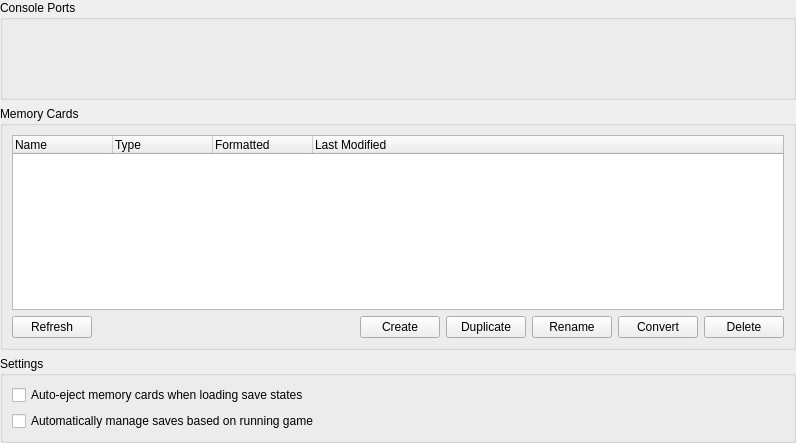
Qt form pcsx2-qt/Settings/MemoryCardSettingsWidget.ui (PCSX2/pcsx2) before a commit.
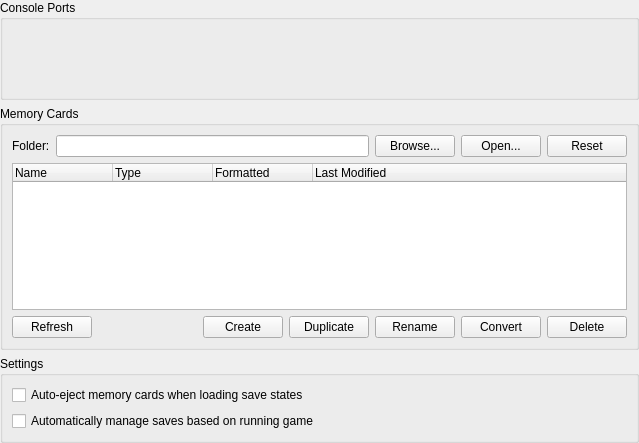
The same form after that commit. Custom widgets are drawn as their Qt base class.

Commit message: Qt: Add folder selection to memory card settings

```diff
--- a/pcsx2-qt/Settings/MemoryCardSettingsWidget.ui
+++ b/pcsx2-qt/Settings/MemoryCardSettingsWidget.ui
@@ -6,7 +6,7 @@
    <rect>
     <x>0</x>
     <y>0</y>
-    <width>796</width>
+    <width>639</width>
     <height>443</height>
    </rect>
   </property>
@@ -58,6 +58,41 @@
       <string>Memory Cards</string>
      </property>
      <layout class="QVBoxLayout" name="verticalLayout_2">
+      <item>
+       <layout class="QHBoxLayout" name="horizontalLayout">
+        <item>
+         <widget class="QLabel" name="label">
+          <property name="text">
+           <string>Folder:</string>
+          </property>
+         </widget>
+        </item>
+        <item>
+         <widget class="QLineEdit" name="directory"/>
+        </item>
+        <item>
+         <widget class="QPushButton" name="browse">
+          <property name="text">
+           <string>Browse...</string>
+          </property>
+         </widget>
+        </item>
+        <item>
+         <widget class="QPushButton" name="open">
+          <property name="text">
+           <string>Open...</string>
+          </property>
+         </widget>
+        </item>
+        <item>
+         <widget class="QPushButton" name="reset">
+          <property name="text">
+           <string>Reset</string>
+          </property>
+         </widget>
+        </item>
+       </layout>
+      </item>
       <item>
        <widget class="MemoryCardListWidget" name="cardList">
         <property name="rootIsDecorated">
```
The commit also changes 1 other file.
